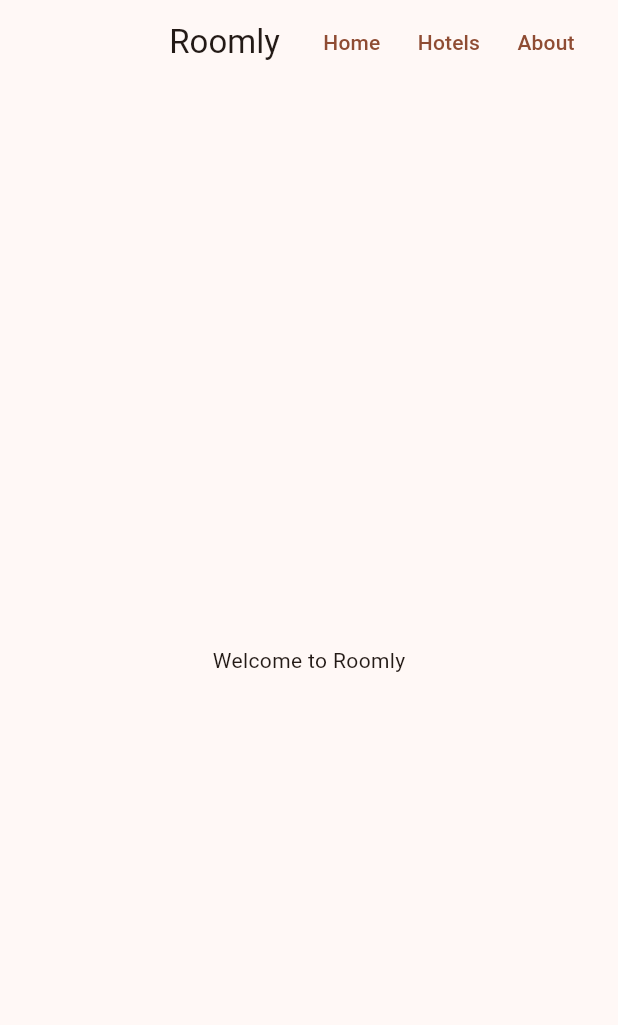
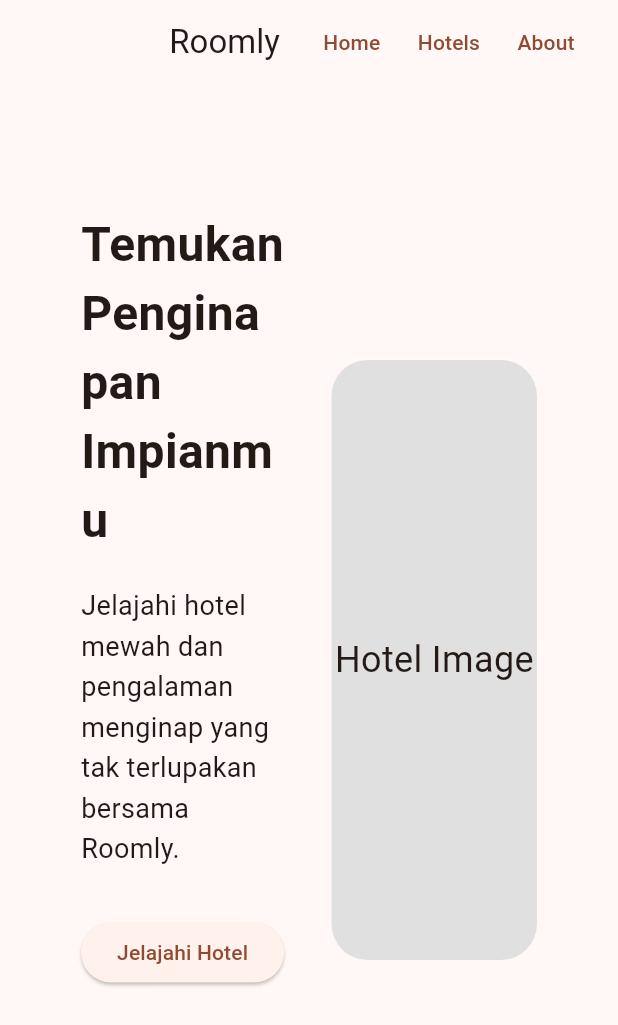
Before and after one commit to satriamahatir357/roomly, a Flutter app: the screen it shows after launch, on a phone screen of 412 x 824 dp. Shown: the top 1025 px of the screen. Run offline on Flutter 3.47's test engine with Material 3 defaults, Android fonts, the phone set to English and light mode, and no system bars.

Commit message:
Buat hero section Roomly
Membuat tampilan hero section dengan judul, deskripsi, tombol Jelajahi Hotel, dan placeholder gambar hotel.

```diff
--- a/lib/screens/home_screen.dart
+++ b/lib/screens/home_screen.dart
@@ -1,4 +1,5 @@
 import 'package:flutter/material.dart'; //mengambil library Flutter.
+import '../widgets/hero_section.dart';
 
 // membuat widget halaman Home.
 class HomeScreen extends StatelessWidget { //widget yang tidak memiliki state yang berubah.
@@ -26,8 +27,9 @@ class HomeScreen extends StatelessWidget { //widget yang tidak memiliki state ya
                     const SizedBox(width: 16,), //untuk memberikan ukuran atau jarak
                 ],
             ),
-            body: const Center( //menempatkan isi di tengah.
-                child: Text('Welcome to Roomly'),
+            body: const Padding(
+                padding: EdgeInsets.all(24),
+                child: HeroSection(),
             ),
         );
     }
--- /dev/null
+++ b/lib/widgets/hero_section.dart
@@ -0,0 +1,66 @@
+import 'package:flutter/material.dart';
+
+class HeroSection extends StatelessWidget{
+  const HeroSection({super.key});
+
+  @override
+  Widget build(BuildContext context){
+    return Container( //widget yang bisa digunakan untuk mengatur: ukuran,padding,margin,warna,border,background,decoration
+      width: double.infinity, //Container akan mencoba menggunakan seluruh lebar yang tersedia
+      padding: const EdgeInsets.symmetric( //Memberikan ruang di dalam Container.
+        horizontal: 30,
+        vertical: 60,
+      ),
+      child: Row( //menyusun widget secara horizontal.
+        children: [
+          Expanded( //membuat widget mengambil ruang yang tersedia di dalam Row.
+            child: Column( //menyusun widget secara vertikal.
+              crossAxisAlignment: CrossAxisAlignment.start,
+            children: [
+              const Text(
+                'Temukan Penginapan Impianmu',
+                style: TextStyle(
+                  fontSize: 32,
+                  fontWeight: FontWeight.bold,
+                ),
+              ),
+              const SizedBox(height: 20), //Memberikan jarak antar-widget.
+              const Text(
+                'Jelajahi hotel mewah dan pengalaman '
+                'menginap yang tak terlupakan bersama Roomly.',
+                style: TextStyle(
+                  fontSize: 18,
+                  height: 1.5,
+                ),
+              ),
+              const SizedBox(height: 32),
+              ElevatedButton( //Membuat tombol yang memiliki efek elevated/berlapis.
+                onPressed: () {}, //onPressed menentukan apa yang dilakukan ketika tombol ditekan.
+                child: const Text('Jelajahi Hotel'),
+              ),
+            ],
+            ),
+          ),
+          const SizedBox(width: 30),
+          Expanded(
+            child: Container(
+              height: 400,
+              decoration: BoxDecoration( //digunakan untuk menghias Container.
+                borderRadius: BorderRadius.circular(24),
+                color: Colors.grey.shade300,
+              ),
+              child: const Center(
+                child: Text(
+                  'Hotel Image',
+                  style: TextStyle(
+                    fontSize: 24,
+                  ),
+                ),
+              ),
+            ),
+          ),
+        ],
+      ),
+    );
+  }
+}
```
